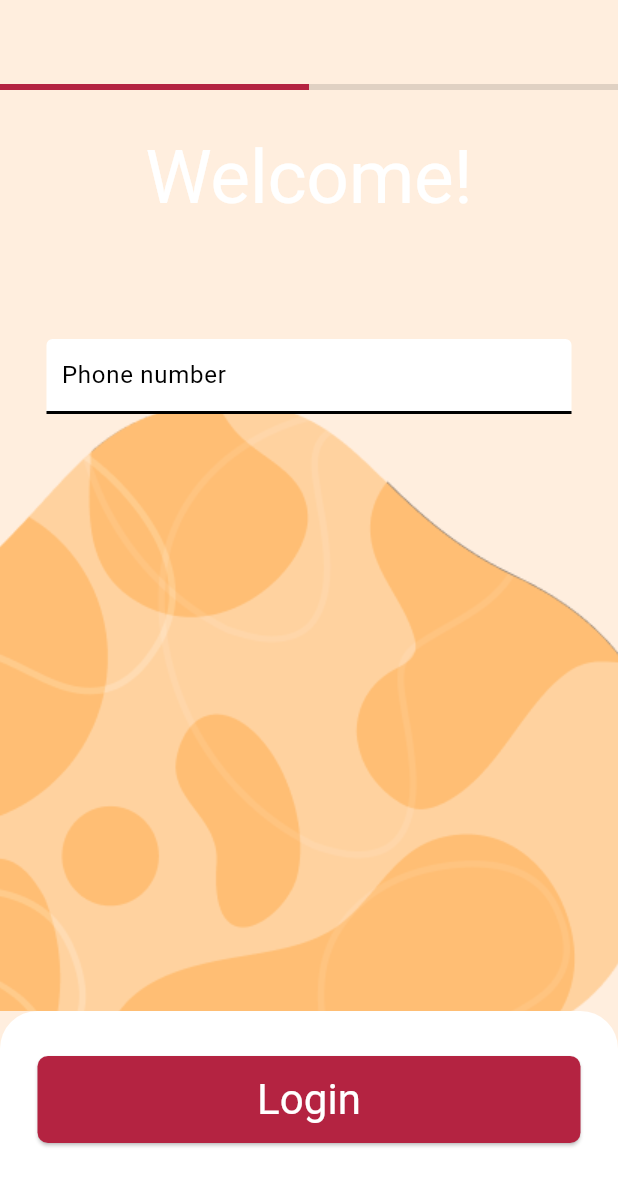
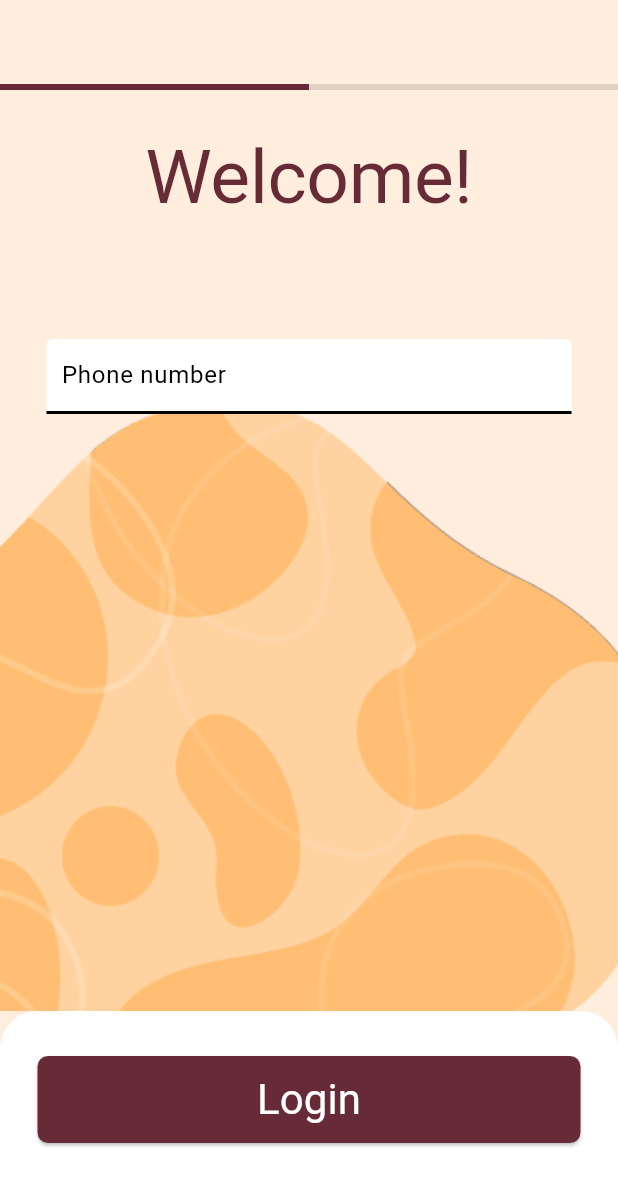
Before and after one commit to FaresFouziNZ/Gebly, a Flutter app: the screen it shows after launch, on a phone screen of 412 x 824 dp. Shown: the top 1186 px of the screen. Run offline on Flutter 3.47's test engine with Material 3 defaults, Android fonts, the phone set to English and light mode, and no system bars; our stand-ins replace flutter_hooks, flutter_otp_text_field, go_router, hooks_riverpod, supabase_flutter; accounts and stored records are empty; Roboto replaces fonts that are missing (Readex Pro).

Commit message:
Upgrade to new SDK

```diff
--- a/lib/main.dart
+++ b/lib/main.dart
@@ -10,10 +10,7 @@ import 'constants/credentials.dart' as credentials;
 
 void main() async {
   WidgetsFlutterBinding.ensureInitialized();
-  await Supabase.initialize(
-    url: credentials.url,
-    anonKey: credentials.anonKey,
-  );
+  await Supabase.initialize(url: credentials.url, anonKey: credentials.anonKey);
   runApp(const ProviderScope(child: MainApp()));
 }
 
@@ -38,7 +35,7 @@ class _MainAppState extends ConsumerState<MainApp> {
     return MaterialApp.router(
       debugShowCheckedModeBanner: false,
       routerConfig: router,
-      theme: ThemeData(colorScheme: lightColorScheme, scaffoldBackgroundColor: const Color(0xFFFFEEDE)),
+      theme: ThemeData(colorScheme: darkColorScheme, scaffoldBackgroundColor: const Color(0xFFFFEEDE)),
       darkTheme: ThemeData(colorScheme: darkColorScheme),
       themeMode: ThemeMode.light,
     );
--- a/lib/presentation/view/login_view.dart
+++ b/lib/presentation/view/login_view.dart
@@ -28,11 +28,7 @@ class LogInView extends HookWidget {
                     height: 4.0,
                     color: Theme.of(context).colorScheme.primary,
                   ),
-                  Container(
-                    width: MediaQuery.of(context).size.width * 0.5,
-                    height: 4.0,
-                    color: Colors.black12,
-                  ),
+                  Container(width: MediaQuery.of(context).size.width * 0.5, height: 4.0, color: Colors.black12),
                 ],
               ),
             ),
@@ -46,21 +42,17 @@ class LogInView extends HookWidget {
                     Positioned(
                       right: MediaQuery.of(context).size.width * -0.08,
                       bottom: 0,
-                      child: Image.asset(
-                        'assets/images/bg.png',
-                      ),
+                      child: Image.asset('assets/images/bg.png'),
                     ),
                     Center(
                       child: Column(
                         children: [
-                          const SizedBox(
-                            height: 30,
-                          ),
+                          const SizedBox(height: 30),
                           Text(
                             'Welcome!',
                             textAlign: TextAlign.left,
                             style: TextStyle(
-                              color: Theme.of(context).colorScheme.onPrimary,
+                              color: Theme.of(context).colorScheme.primary,
                               fontSize: 50,
                               fontFamily: 'Readex Pro',
                               fontWeight: FontWeight.w400,
@@ -68,9 +60,7 @@ class LogInView extends HookWidget {
                               letterSpacing: -0.25,
                             ),
                           ),
-                          const SizedBox(
-                            height: 80,
-                          ),
+                          const SizedBox(height: 80),
                           Container(
                             width: 350,
                             decoration: const BoxDecoration(
@@ -79,27 +69,19 @@ class LogInView extends HookWidget {
                                 topRight: Radius.circular(4),
                               ),
                               color: Colors.white,
-                              border: Border(
-                                bottom: BorderSide(
-                                  color: Colors.black,
-                                  width: 2.0,
-                                ),
-                              ),
+                              border: Border(bottom: BorderSide(color: Colors.black, width: 2.0)),
                             ),
                             child: TextField(
                               controller: phoneNumberController,
                               keyboardType: TextInputType.number,
-                              style: const TextStyle(
-                                color: Colors.black,
+                              style: const TextStyle(color: Colors.black),
+                              decoration: const InputDecoration(
+                                labelText: "Phone number",
+                                labelStyle: TextStyle(color: Colors.black),
+                                hintText: 'Enter your phone number',
+                                border: InputBorder.none,
+                                contentPadding: EdgeInsets.only(left: 10),
                               ),
-                              decoration: const InputDecoration(
-                                  labelText: "Phone number",
-                                  labelStyle: TextStyle(
-                                    color: Colors.black,
-                                  ),
-                                  hintText: 'Enter your phone number',
-                                  border: InputBorder.none,
-                                  contentPadding: EdgeInsets.only(left: 10)),
                             ),
                           ),
                         ],
@@ -118,10 +100,7 @@ class LogInView extends HookWidget {
         decoration: const ShapeDecoration(
           color: Colors.white,
           shape: RoundedRectangleBorder(
-            borderRadius: BorderRadius.only(
-              topLeft: Radius.circular(25),
-              topRight: Radius.circular(25),
-            ),
+            borderRadius: BorderRadius.only(topLeft: Radius.circular(25), topRight: Radius.circular(25)),
           ),
         ),
         child: Column(
@@ -136,21 +115,16 @@ class LogInView extends HookWidget {
                     context.push('/otp', extra: phoneNumberController.text);
                   } else {
                     ScaffoldMessenger.of(context).showSnackBar(
-                      const SnackBar(
-                        content: Text('Invalid phone number'),
-                        duration: Duration(seconds: 2),
-                      ),
+                      const SnackBar(content: Text('Invalid phone number'), duration: Duration(seconds: 2)),
                     );
                   }
                 },
                 style: ButtonStyle(
-                  fixedSize: MaterialStateProperty.all<Size>(const Size(0, 58)),
-                  shape: MaterialStateProperty.all<RoundedRectangleBorder>(RoundedRectangleBorder(
-                    borderRadius: BorderRadius.circular(7.0),
-                  )),
-                  backgroundColor: MaterialStateProperty.all<Color>(
-                    Theme.of(context).colorScheme.primary,
+                  fixedSize: WidgetStateProperty.all<Size>(const Size(0, 58)),
+                  shape: WidgetStateProperty.all<RoundedRectangleBorder>(
+                    RoundedRectangleBorder(borderRadius: BorderRadius.circular(7.0)),
                   ),
+                  backgroundColor: WidgetStateProperty.all<Color>(Theme.of(context).colorScheme.primary),
                 ),
                 child: const Text(
                   'Login',
```
Also changed, not shown: lib/core/services/database_queries.dart (+13 -20 lines), pubspec.yaml (+8 -8 lines), pubspec.lock, 19 other files.
